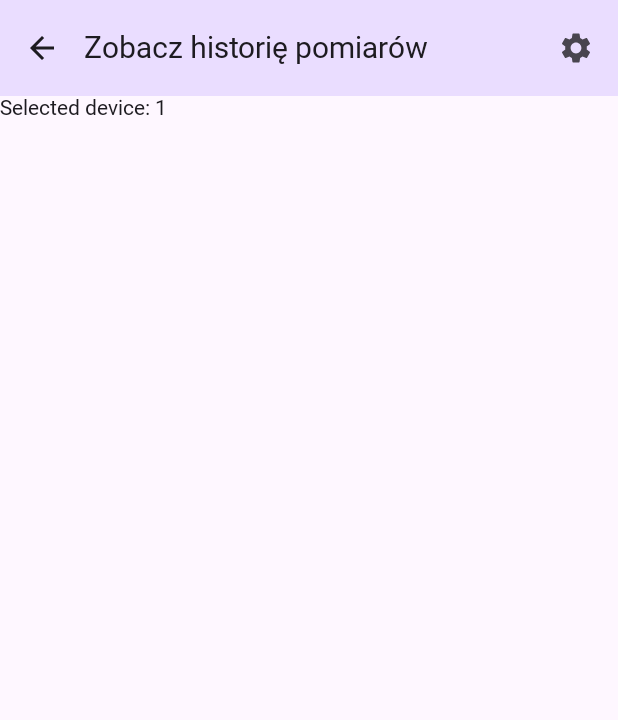
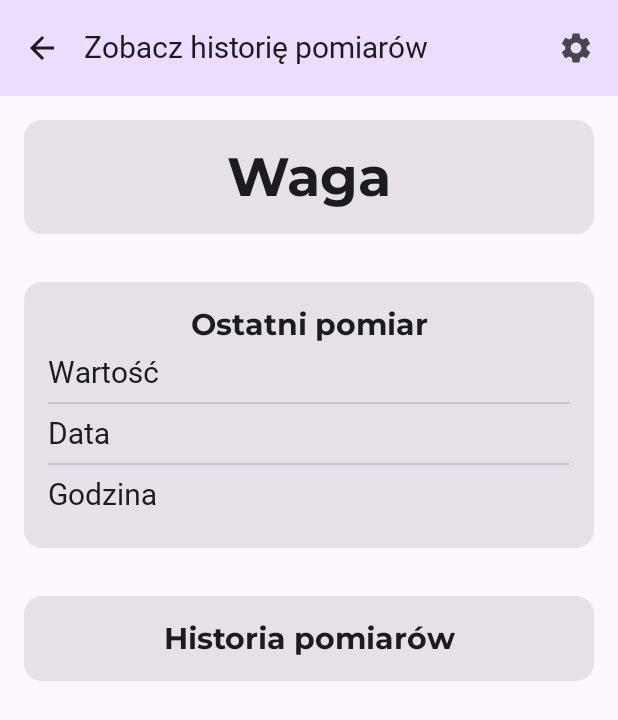
Before and after one commit to NataliaKrzykala/HealthMateApp, an Android app built with Jetpack Compose: the MainPanelScreen screen opened through its navigation route, after a tap on "Waga", on a phone screen of 412 x 824 dp. Shown: the top 720 px of the screen. Run offline under Robolectric (Android 15) with nearby library versions, the phone set to English and light mode, and no system bars; Roboto replaces fonts that are not available here.

Commit message:
statistics page fix

```diff
--- a/app/src/main/java/com/example/healthmate/data/HealthMateUiState.kt
+++ b/app/src/main/java/com/example/healthmate/data/HealthMateUiState.kt
@@ -4,6 +4,6 @@ data class HealthMateUiState (
     val areCredentialsWrong: Boolean = false,
     val loginAlreadyExists: Boolean = false,
     val isPasswordVisible: Boolean = false,
-    val device: Int = 0,
+    val device: Pair<Int, Int> = Pair(0, 0),
     val rememberedDevices: List<String> = listOf()
 )
--- a/app/src/main/java/com/example/healthmate/ui/HealthMateViewModel.kt
+++ b/app/src/main/java/com/example/healthmate/ui/HealthMateViewModel.kt
@@ -80,7 +80,7 @@ class HealthMateViewModel : ViewModel() {
         _uiState.value = updatedUiState
     }
 
-    fun selectDevice(selectedDevice: Int) {
+    fun selectDevice(selectedDevice: Pair<Int, Int>) {
         _uiState.update { currentState ->
             currentState.copy(
                 device = selectedDevice
--- a/app/src/main/java/com/example/healthmate/ui/MainPanelScreen.kt
+++ b/app/src/main/java/com/example/healthmate/ui/MainPanelScreen.kt
@@ -27,7 +27,7 @@ import com.example.healthmate.ui.theme.HealthMateTheme
 @Composable
 fun MainPanelScreen(
     rememberedDevices: List<Pair<Int, Int>>,
-    onStatisticsButtonClicked: (Int) -> Unit,
+    onStatisticsButtonClicked: (Pair<Int, Int>) -> Unit,
     onAccountButtonClicked: () -> Unit,
     onMeasureButtonClicked: () -> Unit,
     modifier: Modifier = Modifier
@@ -48,7 +48,7 @@ fun MainPanelScreen(
             rememberedDevices.forEach { item ->
                 SelectRememberedDeviceButton(
                     labelResourceId = item.first,
-                    onClick = { onStatisticsButtonClicked(item.second) }
+                    onClick = { onStatisticsButtonClicked(item) }
                 )
             }
         }
--- a/app/src/main/java/com/example/healthmate/ui/StatisticsScreen.kt
+++ b/app/src/main/java/com/example/healthmate/ui/StatisticsScreen.kt
@@ -4,9 +4,33 @@ import androidx.compose.material3.Text
 import androidx.compose.runtime.Composable
 import androidx.compose.ui.Modifier
 import androidx.compose.ui.platform.LocalContext
+import androidx.compose.foundation.layout.Arrangement
+import androidx.compose.foundation.layout.Box
+import androidx.compose.foundation.layout.Column
+import androidx.compose.foundation.layout.fillMaxSize
+import androidx.compose.foundation.layout.fillMaxWidth
+import androidx.compose.foundation.layout.padding
+import androidx.compose.foundation.layout.safeDrawingPadding
+import androidx.compose.foundation.layout.statusBarsPadding
+import androidx.compose.foundation.layout.widthIn
+import androidx.compose.foundation.rememberScrollState
+import androidx.compose.foundation.verticalScroll
+import androidx.compose.material3.Button
+import androidx.compose.material3.Card
+import androidx.compose.material3.Divider
+import androidx.compose.material3.MaterialTheme
+import androidx.compose.ui.Alignment
+import androidx.compose.ui.res.dimensionResource
 import androidx.compose.ui.res.stringResource
+import androidx.compose.ui.text.font.FontWeight
+import com.example.healthmate.ui.theme.Typography
+import androidx.compose.ui.text.style.TextAlign
+import androidx.compose.ui.tooling.preview.Preview
+import androidx.compose.ui.unit.dp
 import com.example.healthmate.R
+import com.example.healthmate.data.DataSource
 import com.example.healthmate.data.HealthMateUiState
+import com.example.healthmate.ui.theme.HealthMateTheme
 
 @Composable
 fun StatisticsScreen(
@@ -19,8 +43,95 @@ fun StatisticsScreen(
 
     val selectedDevice = healthMateUiState.device
 
-    Text(
-        text = "Selected device: $selectedDevice",
+    /*Text(
+        text = "Selected device: ${stringResource(selectedDevice.first)}",
         modifier = modifier
-    )
+    )*/
+
+    Column(
+        modifier = modifier.verticalScroll(rememberScrollState())
+    ) {
+        Card(
+            modifier = Modifier
+                .padding(16.dp)
+                .fillMaxWidth()
+        ) {
+            Box(
+                modifier = Modifier
+                    .padding(16.dp)
+                    .fillMaxWidth()
+            ) {
+                Text(
+                    text = "${stringResource(selectedDevice.first)}",
+                    style = Typography.displayLarge.copy(fontWeight = FontWeight.Bold),
+                    modifier = Modifier.align(Alignment.Center)
+                )
+            }
+        }
+
+        Card(
+            modifier = Modifier
+                .padding(16.dp)
+                .fillMaxWidth()
+        ) {
+            Column(
+                modifier = Modifier.padding(16.dp)
+            ) {
+                Text(
+                    text = stringResource(R.string.last_measurement),
+                    style = Typography.displayMedium.copy(fontWeight = FontWeight.Bold),
+                    modifier = Modifier.align(Alignment.CenterHorizontally)
+                )
+
+                Text(
+                    text = stringResource(R.string.value),
+                    modifier = Modifier.padding(vertical = 8.dp),
+                    style = Typography.displayMedium
+                )
+                Divider(thickness = dimensionResource(R.dimen.thickness_divider))
+                Text(
+                    text = stringResource(R.string.date),
+                    modifier = Modifier.padding(vertical = 8.dp),
+                    style = Typography.displayMedium
+                )
+                Divider(thickness = dimensionResource(R.dimen.thickness_divider))
+                Text(
+                    text = stringResource(R.string.time),
+                    modifier = Modifier.padding(vertical = 8.dp),
+                    style = Typography.displayMedium
+                )
+            }
+        }
+
+        Card(
+            modifier = Modifier
+                .padding(16.dp)
+                .fillMaxWidth()
+        ) {
+            Box(
+                modifier = Modifier
+                    .padding(16.dp)
+                    .fillMaxWidth()
+            ) {
+                Text(
+                    text = stringResource(R.string.history_of_measurements),
+                    style = Typography.displayMedium.copy(fontWeight = FontWeight.Bold),
+                    modifier = Modifier.align(Alignment.Center)
+                )
+            }
+        }
+    }
 }
+
+@Preview
+@Composable
+fun StatisticsScreenPreview() {
+    HealthMateTheme {
+        StatisticsScreen(
+            healthMateUiState = HealthMateUiState(device = Pair(0, 0)),
+            modifier = Modifier
+                .fillMaxSize()
+                .padding(dimensionResource(R.dimen.padding_medium))
+        )
+    }
+}
--- a/app/src/main/res/values/strings.xml
+++ b/app/src/main/res/values/strings.xml
@@ -25,4 +25,10 @@
     <string name="manometer">Ciśnieniomierz</string>
     <string name="heart_rate_monitor">Pulsometr</string>
 
+    <string name="last_measurement">Ostatni pomiar</string>
+    <string name="history_of_measurements">Historia pomiarów</string>
+    <string name="value">Wartość</string>
+    <string name="date">Data</string>
+    <string name="time">Godzina</string>
+
 </resources>
```
